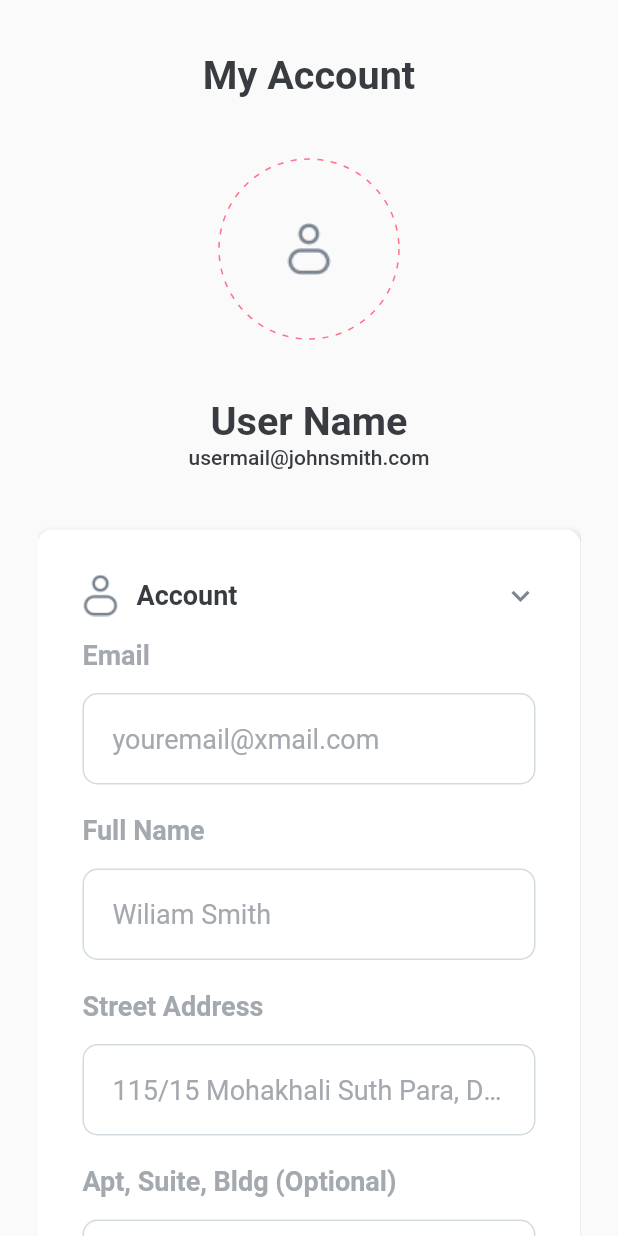
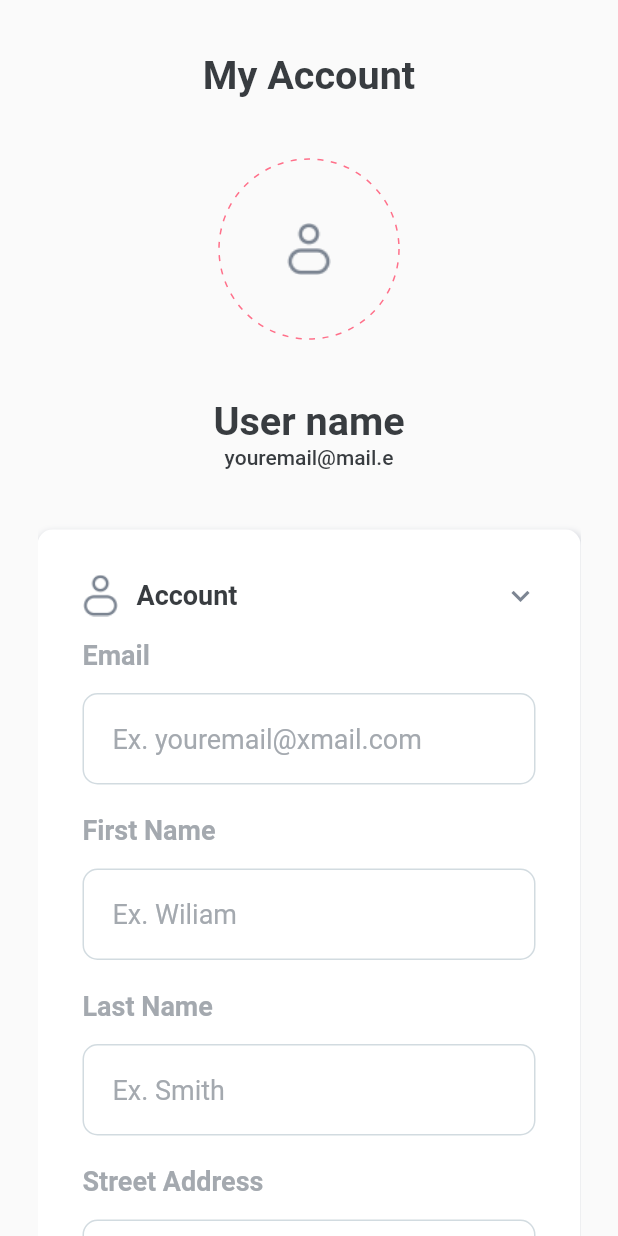
Before and after one commit to izajul/dokan_demo, a Flutter app: the Profile widget shown alone on an empty page, opened directly, after a tap on "Account", on a phone screen of 412 x 824 dp. Run offline on Flutter 3.47's test engine with Material 2 defaults, Android fonts, the phone set to English and light mode, and no system bars; drawn by our look-alikes of dotted_border; our stand-ins replace flutter_rating_bar, flutter_spinkit, get, shared_preferences; accounts and stored records are empty; network calls fail.

Commit message:
Profile Show & Update Done

```diff
--- a/lib/view/reuseable/account_details.reuseable.dart
+++ b/lib/view/reuseable/account_details.reuseable.dart
@@ -1,32 +1,61 @@
+import 'package:dokan/controller/profile.controller.dart';
 import 'package:dokan/utils/appearance.dart';
 import 'package:dokan/view/widget/buttons.widget.dart';
 import 'package:dokan/view/widget/input_field.widget.dart';
 import 'package:flutter/cupertino.dart';
 import 'package:flutter/material.dart';
+import 'package:get/get.dart';
 
 class AccountDetails extends StatelessWidget {
-  const AccountDetails({Key? key}) : super(key: key);
-
+  AccountDetails({Key? key}) : super(key: key);
+  final ProfileController _controller = Get.find();
+  final _key = GlobalKey<FormState>();
   @override
   Widget build(BuildContext context) {
+    return Form(
+        key: _key,
+        child: Obx(() {
+          final info = _controller.profileInfo.value;
           return ListView(
             physics: const NeverScrollableScrollPhysics(),
             shrinkWrap: true,
             children: [
               /// Email Field
               FormFieldWithBorder(
-          hintText: "youremail@xmail.com",
+                hintText: "Ex. youremail@xmail.com",
                 label: 'Email',
                 inputType: TextInputType.emailAddress,
+                initValue: info.email,
+                onChange: (data) {
+                  _controller.setData("email", data);
+                },
               ),
               SizedBox(
                 height: 10,
               ),
 
-        /// Full Name Field
+              /// F Name Field
               FormFieldWithBorder(
-          hintText: "Wiliam Smith",
-          label: 'Full Name',
+                hintText: "Ex. Wiliam",
+                label: 'First Name',
+                initValue: info.firstName,
+                onChange: (data) {
+                  _controller.setData("first_name", data);
+                },
+              ),
+
+              SizedBox(
+                height: 10,
+              ),
+
+              /// L Name Field
+              FormFieldWithBorder(
+                hintText: "Ex. Smith",
+                label: 'Last Name',
+                initValue: info.firstName,
+                onChange: (data) {
+                  _controller.setData("last_name", data);
+                },
               ),
 
               SizedBox(
@@ -37,6 +66,10 @@ class AccountDetails extends StatelessWidget {
               FormFieldWithBorder(
                 hintText: "115/15 Mohakhali Suth Para, Dhaka",
                 label: 'Street Address',
+                initValue: info.description,
+                onChange: (data) {
+                  _controller.setData("description", data);
+                },
               ),
               SizedBox(
                 height: 10,
@@ -44,11 +77,15 @@ class AccountDetails extends StatelessWidget {
 
               /// Blog Filed
               FormFieldWithBorder(
-          hintText: "Unit 512",
-          label: 'Apt, Suite, Bldg (Optional)',
+                hintText: "Ex. https://yourdomain.com",
+                label: 'Link',
+                initValue: info.url,
+                onChange: (data) {
+                  _controller.setData("url", data);
+                },
               ),
 
-        SizedBox(
+              /*SizedBox(
                 height: 10,
               ),
 
@@ -58,7 +95,7 @@ class AccountDetails extends StatelessWidget {
                 label: 'Zip Code',
                 inputType: TextInputType.number,
                 widht: 100,
-        ),
+              ),*/
 
               SizedBox(
                 height: 20,
@@ -85,14 +122,19 @@ class AccountDetails extends StatelessWidget {
                       width: 23,
                     ),
                     Flexible(
-                  child: ButtonWithRipple(
+                        child: _controller.isUpdating.value
+                            ? const Center(
+                                child: CircularProgressIndicator(),
+                              )
+                            : ButtonWithRipple(
                                 background: MyColors.successColor,
                                 onPress: () {
-                  ///todo
+                                  _controller.updateProfile();
                                 },
                                 text: Text(
                                   "Save",
-                  style: textTheme.button?.apply(color: Colors.white),
+                                  style: textTheme.button
+                                      ?.apply(color: Colors.white),
                                 ),
                               )),
                   ],
@@ -104,5 +146,6 @@ class AccountDetails extends StatelessWidget {
               ),
             ],
           );
+        }));
   }
 }
--- a/lib/view/screens/profile.screen.dart
+++ b/lib/view/screens/profile.screen.dart
@@ -1,12 +1,16 @@
+import 'package:dokan/controller/profile.controller.dart';
 import 'package:dokan/utils/appearance.dart';
 import 'package:dokan/view/reuseable/account_details.reuseable.dart';
 import 'package:dokan/view/widget/expandable_list.widget.dart';
 import 'package:dotted_border/dotted_border.dart';
 import 'package:flutter/cupertino.dart';
 import 'package:flutter/material.dart';
+import 'package:get/get.dart';
 
 class Profile extends StatelessWidget {
-  const Profile({Key? key}) : super(key: key);
+  Profile({Key? key}) : super(key: key);
+
+  final _controller = Get.put(ProfileController());
 
   @override
   Widget build(BuildContext context) {
@@ -44,11 +48,17 @@ class Profile extends StatelessWidget {
                         child: SizedBox(
                           width: 110,
                           height: 110,
-                          child: ClipRRect(
-                            borderRadius:
-                                const BorderRadius.all(Radius.circular(50)),
-                            child: Image.asset("assets/imgs/user_ic.png"),
-                          ),
+                          child: Obx(() {
+                            final img =
+                                _controller.profileInfo.value.avatarUrls?["96"];
+                            return ClipRRect(
+                              borderRadius:
+                                  const BorderRadius.all(Radius.circular(50)),
+                              child: img == null
+                                  ? Image.asset("assets/imgs/user_ic.png")
+                                  : Image.network(img),
+                            );
+                          }),
                         )),
                     /*Positioned(
                         bottom: 0,
@@ -77,18 +87,18 @@ class Profile extends StatelessWidget {
 
             /// Name Field
             Center(
-              child: Text(
-                "User Name",
-                style: textTheme.headline5?.apply(fontSizeFactor: 1.2),
-              ),
+              child: Obx(() => Text(
+                    _controller.profileInfo.value.name ?? 'User name',
+                    style: textTheme.headline5?.apply(fontSizeFactor: 1.2),
+                  )),
             ),
 
             /// User mail
             Center(
-              child: Text(
-                "usermail@johnsmith.com",
-                style: textTheme.bodyText1,
-              ),
+              child: Obx(() => Text(
+                    _controller.profileInfo.value.email ?? "youremail@mail.e",
+                    style: textTheme.bodyText1,
+                  )),
             ),
             const SizedBox(
               height: 40,
```
Lines whose indentation alone changed are shown as unchanged.
